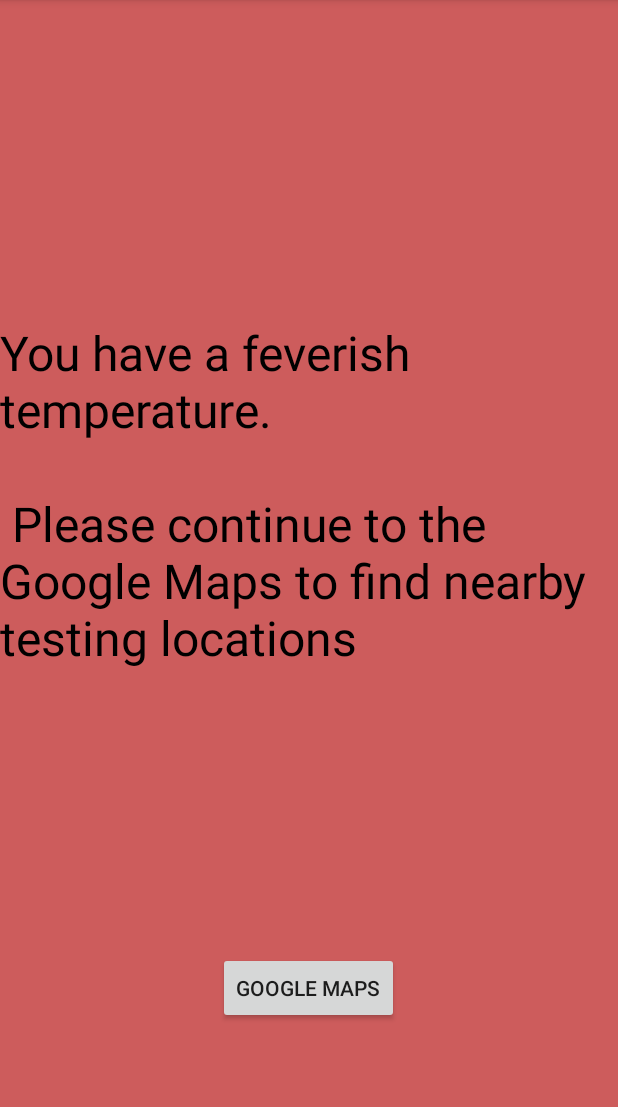
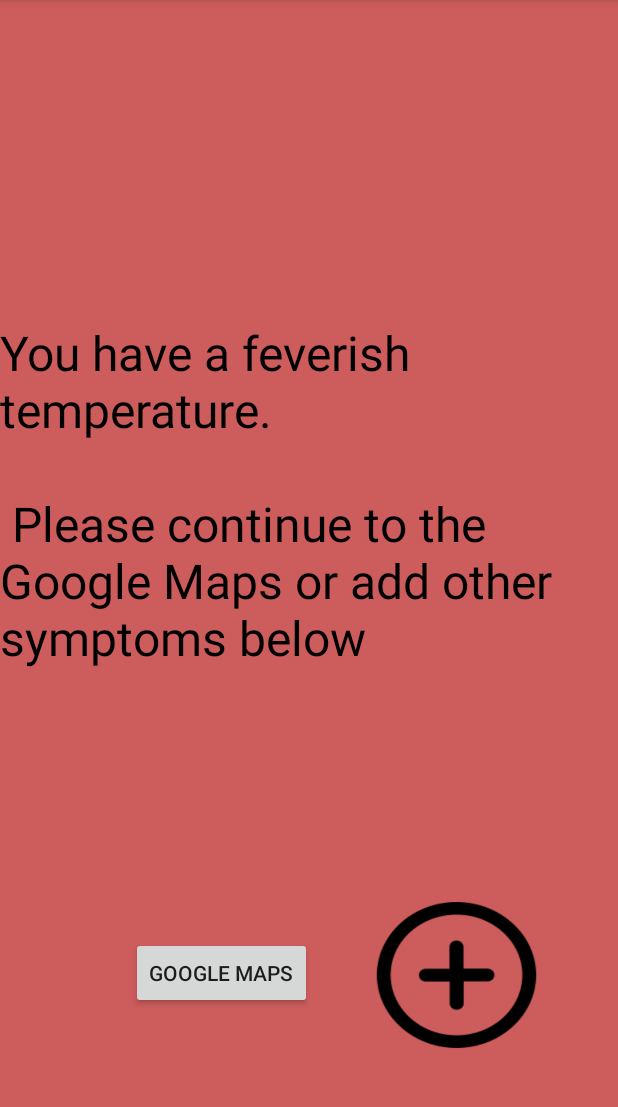
Before and after one commit to Jeffrey-Keyser/DigitalThermometer, an Android app: the PositiveReadingActivity screen opened directly, with no data from a screen before it, on a phone screen of 412 x 824 dp, the part 84-1191 px from its top. Run offline under Robolectric (Android 15) with nearby library versions, the phone set to English and light mode, and no system bars; our stand-ins replace Room's generated code; 2 statements that could not run were skipped.

Commit message:
Add symptoms to negative reading

```diff
--- a/app/src/main/java/com/example/digitalthermometer/PositiveReadingActivity.java
+++ b/app/src/main/java/com/example/digitalthermometer/PositiveReadingActivity.java
@@ -6,6 +6,7 @@ import android.content.Intent;
 import android.os.Bundle;
 import android.view.View;
 import android.widget.Button;
+import android.widget.ImageButton;
 import android.widget.TextView;
 
 import com.google.android.material.chip.ChipGroup;
@@ -18,6 +19,7 @@ public class PositiveReadingActivity extends AppCompatActivity {
 
     private Button btn_google_maps;
     private DbHelper mydb;
+    private ImageButton add_symptoms;
 
     private TextView title;
     @Override
@@ -26,14 +28,8 @@ public class PositiveReadingActivity extends AppCompatActivity {
         setContentView(R.layout.activity_positive_reading);
 
         btn_google_maps = (Button) findViewById(R.id.redirect_google_maps_btn);
+        add_symptoms = (ImageButton) findViewById(R.id.add_symptoms);
 
-
-        btn_google_maps.setOnClickListener(new View.OnClickListener() {
-            @Override
-            public void onClick(View v) {
-                startActivity(new Intent(PositiveReadingActivity.this, MapsActivity.class));
-            }
-        });
 
         mydb = new DbHelper(this);
 
@@ -43,5 +39,26 @@ public class PositiveReadingActivity extends AppCompatActivity {
 
         title = (TextView) findViewById(R.id.positive_reading_title);
         title.setText(Double.toString(positiveReading.temp));
+
+        btn_google_maps.setOnClickListener(new View.OnClickListener() {
+            @Override
+            public void onClick(View v) {
+                startActivity(new Intent(PositiveReadingActivity.this, MapsActivity.class));
+            }
+        });
+
+        // Modal
+        add_symptoms.setOnClickListener(new View.OnClickListener() {
+            @Override
+            public void onClick(View v) {
+                // Fetch reading again as it might've been updated
+                Reading updatedReading = new Reading();
+                updatedReading = mydb.getReading(Integer.parseInt(readingId));
+                CustomDialogSymptoms dialogSymptoms = new CustomDialogSymptoms(PositiveReadingActivity.this, Integer.parseInt(readingId), updatedReading.symptoms);
+                dialogSymptoms.show();
+            }
+        });
+
+
     }
 }
--- a/app/src/main/res/layout/activity_positive_reading.xml
+++ b/app/src/main/res/layout/activity_positive_reading.xml
@@ -43,10 +43,25 @@
         android:text="@string/google_maps"
         app:layout_constraintBottom_toBottomOf="parent"
         app:layout_constraintEnd_toEndOf="parent"
-        app:layout_constraintHorizontal_bias="0.498"
+        app:layout_constraintHorizontal_bias="0.3"
         app:layout_constraintStart_toStartOf="parent"
         app:layout_constraintTop_toBottomOf="@+id/positive_reading_desc"
-        app:layout_constraintVertical_bias="0.688" />
+        app:layout_constraintVertical_bias="0.65" />
+
+    <ImageButton
+        android:id="@+id/add_symptoms"
+        android:layout_width="119dp"
+        android:layout_height="109dp"
+        android:background="@color/colorPositiveReading"
+        android:contentDescription="@string/infoButtonDesc"
+        android:scaleType="fitXY"
+        android:src="@drawable/plus"
+        app:layout_constraintBottom_toBottomOf="parent"
+        app:layout_constraintEnd_toEndOf="parent"
+        app:layout_constraintHorizontal_bias="0.43"
+        app:layout_constraintStart_toEndOf="@+id/redirect_google_maps_btn"
+        app:layout_constraintTop_toBottomOf="@+id/positive_reading_desc"
+        app:layout_constraintVertical_bias="0.7" />
 
 
 </androidx.constraintlayout.widget.ConstraintLayout>
--- a/app/src/main/res/layout/symptom_list.xml
+++ b/app/src/main/res/layout/symptom_list.xml
@@ -1,7 +1,7 @@
 <?xml version="1.0" encoding="utf-8"?>
 <LinearLayout xmlns:android="http://schemas.android.com/apk/res/android"
     android:layout_width="fill_parent"
-    android:layout_height="360dp"
+    android:layout_height="320dp"
     xmlns:app="http://schemas.android.com/apk/res-auto"
     android:background="#3E80B4"
     android:orientation="vertical">
@@ -25,7 +25,7 @@
 
     <LinearLayout
         android:layout_width="wrap_content"
-        android:layout_height="200dp"
+        android:layout_height="190dp"
         android:layout_gravity="center"
         android:background="@color/colorSymptomsDialog">
 
--- a/app/src/main/res/values/strings.xml
+++ b/app/src/main/res/values/strings.xml
@@ -22,11 +22,11 @@
     </string>
     <string name="location_permission_denied">permission denied</string>
     <string name="negative">Negative</string>
-    <string name="negativeReadingDesc">You do not have a feverish temperature.\n\n If you are experiencing other symptoms, please click the button below</string>
-    <string name="positiveReadingDesc">You have a feverish temperature.\n\n Please continue to the Google Maps to find nearby testing locations</string>
+    <string name="negativeReadingDesc">You do not have a feverish temperature.\n\n Add other symptoms below</string>
+    <string name="positiveReadingDesc">You have a feverish temperature.\n\n Please continue to the Google Maps or add other symptoms below</string>
     <string name="infoButtonDesc">Redirects user to modal with more symptoms listed</string>
     <string name="redirectHome">Home</string>
-    <string name="symptoms_dialog_title">Are you experiencing the following symptoms?</string>
+    <string name="symptoms_dialog_title">Are you experiencing any of the following symptoms?</string>
     <string name="cough">Cough</string>
     <string name="headache">Headache</string>
     <string name="difficulty_breathing">Difficulty Breathing</string>
```
Also changed, not shown: app/src/main/res/layout/activity_negative_reading.xml (+17 -15 lines).
